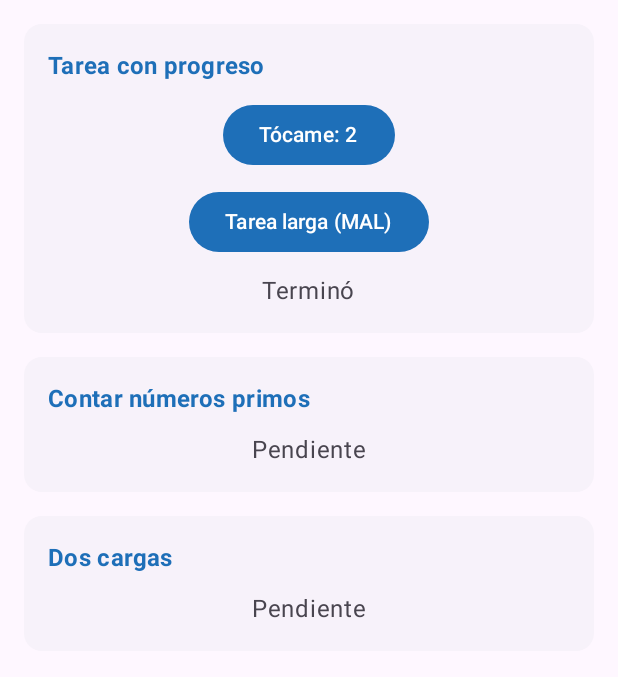
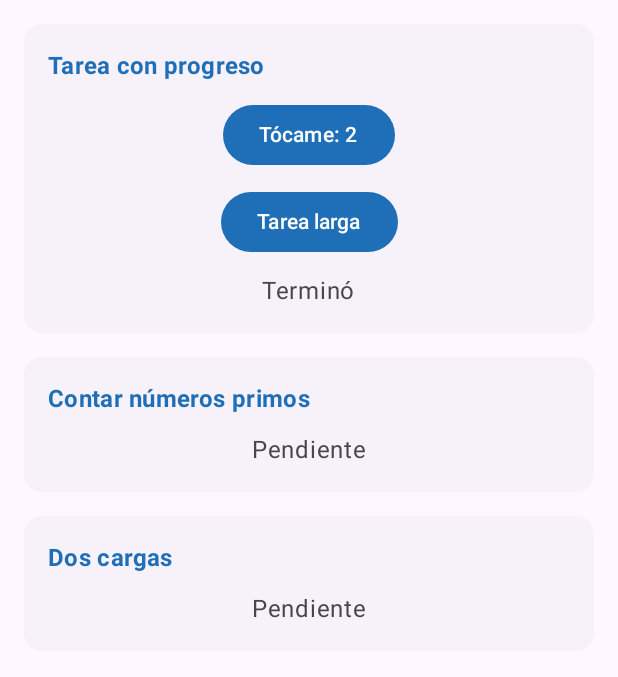
Before and after one commit to LIngaMarin/CentroTareas, an Android app built with Jetpack Compose: the screen it shows after launch (MainActivity), after a tap on an icon or button, on a phone screen of 412 x 824 dp, the part 96-773 px from its top. Run offline under Robolectric (Android 15) with nearby library versions, the phone set to English and light mode, and no system bars; 2 other taps on this screen came first.

Commit message:
fix(hilos): mueve la tarea larga a una corrutina con withContext

```diff
--- a/app/src/main/java/com/ingamarin/centrotareas/ui/PantallaTareas.kt
+++ b/app/src/main/java/com/ingamarin/centrotareas/ui/PantallaTareas.kt
@@ -59,7 +59,7 @@ fun PantallaTareas(vm: TareasViewModel) {
         ) {
             TarjetaTarea("Tarea con progreso") {
                 Button(onClick = { toques++ }) { Text("Tócame: $toques") }
-                Button(onClick = { vm.tareaLargaMala() }) { Text("Tarea larga (MAL)") }
+                Button(onClick = { vm.tareaLarga() }) { Text("Tarea larga") }
                 Text(mensaje, color = MaterialTheme.colorScheme.onSurfaceVariant)
             }
             TarjetaTarea("Contar números primos") {
--- a/app/src/main/java/com/ingamarin/centrotareas/viewmodel/TareasViewModel.kt
+++ b/app/src/main/java/com/ingamarin/centrotareas/viewmodel/TareasViewModel.kt
@@ -1,12 +1,18 @@
 package com.ingamarin.centrotareas.viewmodel
 
+import android.util.Log
 import androidx.lifecycle.ViewModel
+import androidx.lifecycle.viewModelScope
 import com.ingamarin.centrotareas.data.TareasRepository
 import com.ingamarin.centrotareas.model.CargaUi
 import com.ingamarin.centrotareas.model.PrimosUi
+import kotlinx.coroutines.Dispatchers
+import kotlinx.coroutines.delay
 import kotlinx.coroutines.flow.MutableStateFlow
 import kotlinx.coroutines.flow.StateFlow
 import kotlinx.coroutines.flow.asStateFlow
+import kotlinx.coroutines.launch
+import kotlinx.coroutines.withContext
 
 /** Estado de las tres tarjetas. Solo conoce la interface del Repository (no Context ni Composables). */
 class TareasViewModel(private val repo: TareasRepository) : ViewModel() {
@@ -16,16 +22,22 @@ class TareasViewModel(private val repo: TareasRepository) : ViewModel() {
     val mensaje: StateFlow<String> = _mensaje.asStateFlow()
 
     /**
-     * PASO 1 (MAL A PROPOSITO): duerme el hilo principal 4 s.
-     * Mientras duerme, Android no puede dibujar ni atender toques: la pantalla se congela.
+     * La tarea larga en una corrutina: la espera pasa a un hilo de fondo (Dispatchers.Default)
+     * y el hilo principal queda libre para dibujar y atender toques.
      */
-    fun tareaLargaMala() {
-        _mensaje.value = "Trabajando..."
-        Thread.sleep(4000)
-        _mensaje.value = "Terminó"
+    fun tareaLarga() {
+        viewModelScope.launch {
+            _mensaje.value = "Trabajando..."
+            Log.d("HILO", "Antes: ${Thread.currentThread().name}")
+            withContext(Dispatchers.Default) {
+                Log.d("HILO", "Dentro: ${Thread.currentThread().name}")
+                delay(4000)
+            }
+            Log.d("HILO", "Despues: ${Thread.currentThread().name}")
+            _mensaje.value = "Terminó"
+        }
     }
 
-    // TODO Paso 2: fun tareaLarga()
     // TODO Paso 3: progreso
     // TODO Paso 4: trabajo (Job), corriendo y cancelar()
 
```
